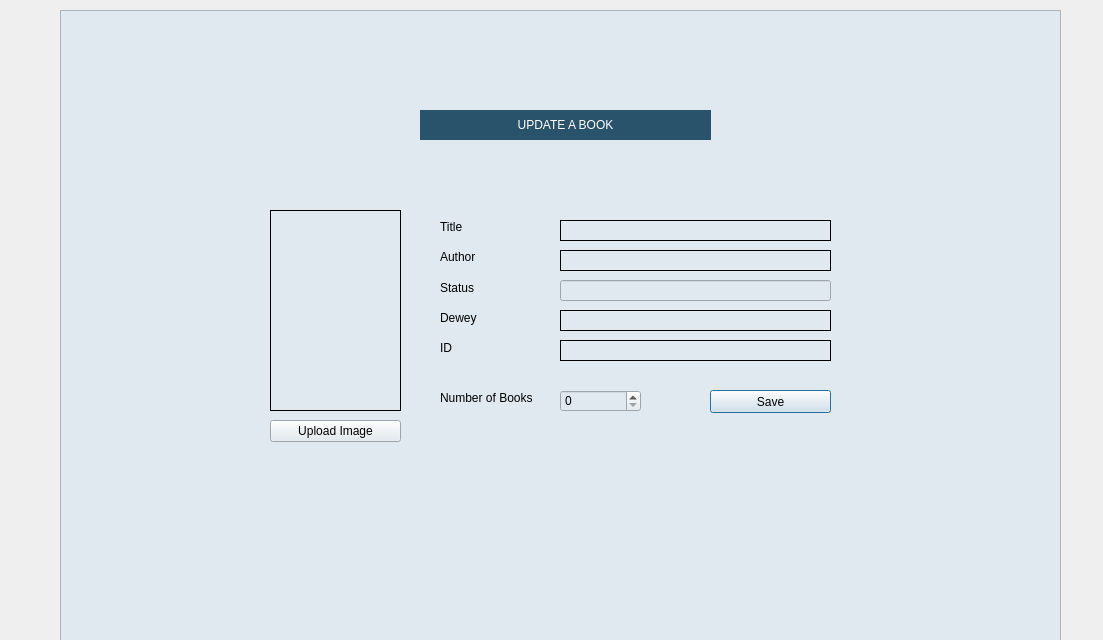
Above: theLIBRARY/updatebook.ui from 270122090/the_Library before the change. Below: the same form after it.
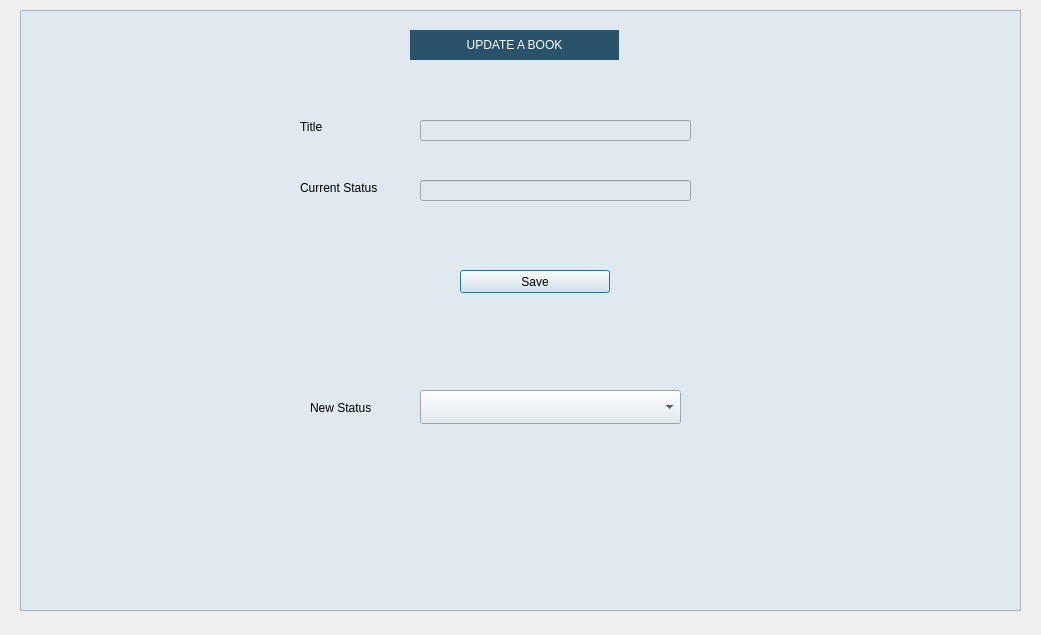
That is the form after the change.

What changed in the file:
```diff
--- a/theLIBRARY/updatebook.ui
+++ b/theLIBRARY/updatebook.ui
@@ -6,8 +6,8 @@
    <rect>
     <x>0</x>
     <y>0</y>
-    <width>1103</width>
-    <height>640</height>
+    <width>1041</width>
+    <height>635</height>
    </rect>
   </property>
   <property name="windowTitle">
@@ -16,10 +16,10 @@
   <widget class="QFrame" name="frame">
    <property name="geometry">
     <rect>
-     <x>60</x>
+     <x>20</x>
      <y>10</y>
      <width>1001</width>
-     <height>641</height>
+     <height>601</height>
     </rect>
    </property>
    <property name="styleSheet">
@@ -47,220 +47,57 @@
    <widget class="QPushButton" name="btnupdatebook">
     <property name="geometry">
      <rect>
-      <x>650</x>
-      <y>380</y>
-      <width>121</width>
+      <x>440</x>
+      <y>260</y>
+      <width>150</width>
       <height>23</height>
      </rect>
     </property>
+    <property name="styleSheet">
+     <string notr="true">font: 75 9pt &quot;Yu Gothic UI&quot;;</string>
+    </property>
     <property name="text">
      <string>Save</string>
     </property>
    </widget>
-   <widget class="QLabel" name="lbl_ID">
-    <property name="geometry">
-     <rect>
-      <x>500</x>
-      <y>330</y>
-      <width>271</width>
-      <height>21</height>
-     </rect>
-    </property>
-    <property name="font">
-     <font>
-      <pointsize>12</pointsize>
-     </font>
-    </property>
-    <property name="frameShape">
-     <enum>QFrame::Panel</enum>
-    </property>
-    <property name="text">
-     <string/>
-    </property>
-   </widget>
-   <widget class="QLabel" name="lblBookTitle">
-    <property name="geometry">
-     <rect>
-      <x>500</x>
-      <y>210</y>
-      <width>271</width>
-      <height>21</height>
-     </rect>
-    </property>
-    <property name="font">
-     <font>
-      <pointsize>12</pointsize>
-     </font>
-    </property>
-    <property name="frameShape">
-     <enum>QFrame::Panel</enum>
-    </property>
-    <property name="text">
-     <string/>
-    </property>
-   </widget>
-   <widget class="QLabel" name="addbookimagebox">
-    <property name="geometry">
-     <rect>
-      <x>210</x>
-      <y>200</y>
-      <width>131</width>
-      <height>201</height>
-     </rect>
-    </property>
-    <property name="frameShape">
-     <enum>QFrame::Box</enum>
-    </property>
-    <property name="text">
-     <string/>
-    </property>
-   </widget>
-   <widget class="QLabel" name="label_2">
-    <property name="geometry">
-     <rect>
-      <x>380</x>
-      <y>240</y>
-      <width>47</width>
-      <height>14</height>
-     </rect>
-    </property>
-    <property name="text">
-     <string>Author</string>
-    </property>
-   </widget>
-   <widget class="QLabel" name="lblDewey">
-    <property name="geometry">
-     <rect>
-      <x>500</x>
-      <y>300</y>
-      <width>271</width>
-      <height>21</height>
-     </rect>
-    </property>
-    <property name="font">
-     <font>
-      <pointsize>12</pointsize>
-     </font>
-    </property>
-    <property name="frameShape">
-     <enum>QFrame::Panel</enum>
-    </property>
-    <property name="text">
-     <string/>
-    </property>
-   </widget>
-   <widget class="QSpinBox" name="spinQty">
-    <property name="geometry">
-     <rect>
-      <x>500</x>
-      <y>380</y>
-      <width>81</width>
-      <height>22</height>
-     </rect>
-    </property>
-   </widget>
    <widget class="QLabel" name="label_3">
     <property name="geometry">
      <rect>
-      <x>380</x>
-      <y>270</y>
-      <width>47</width>
+      <x>290</x>
+      <y>390</y>
+      <width>71</width>
       <height>16</height>
      </rect>
     </property>
-    <property name="text">
-     <string>Status</string>
+    <property name="styleSheet">
+     <string notr="true">font: 75 9pt &quot;Yu Gothic UI&quot;;</string>
     </property>
-   </widget>
-   <widget class="QLabel" name="label_5">
-    <property name="geometry">
-     <rect>
-      <x>380</x>
-      <y>330</y>
-      <width>47</width>
-      <height>16</height>
-     </rect>
-    </property>
     <property name="text">
-     <string>ID</string>
+     <string>New Status</string>
     </property>
    </widget>
    <widget class="QLabel" name="label">
     <property name="geometry">
      <rect>
-      <x>380</x>
-      <y>210</y>
+      <x>280</x>
+      <y>110</y>
       <width>47</width>
       <height>14</height>
      </rect>
     </property>
+    <property name="styleSheet">
+     <string notr="true">font: 75 9pt &quot;Yu Gothic UI&quot;;</string>
+    </property>
     <property name="text">
      <string>Title</string>
     </property>
    </widget>
-   <widget class="QPushButton" name="btnloadbookimage">
-    <property name="geometry">
-     <rect>
-      <x>210</x>
-      <y>410</y>
-      <width>131</width>
-      <height>22</height>
-     </rect>
-    </property>
-    <property name="text">
-     <string>Upload Image</string>
-    </property>
-   </widget>
-   <widget class="QLabel" name="lblAuthor">
-    <property name="geometry">
-     <rect>
-      <x>500</x>
-      <y>240</y>
-      <width>271</width>
-      <height>21</height>
-     </rect>
-    </property>
-    <property name="font">
-     <font>
-      <pointsize>12</pointsize>
-     </font>
-    </property>
-    <property name="frameShape">
-     <enum>QFrame::Panel</enum>
-    </property>
-    <property name="text">
-     <string/>
-    </property>
-   </widget>
-   <widget class="QLineEdit" name="txtaddStatus">
-    <property name="geometry">
-     <rect>
-      <x>500</x>
-      <y>270</y>
-      <width>271</width>
-      <height>21</height>
-     </rect>
-    </property>
-   </widget>
-   <widget class="QLabel" name="label_4">
-    <property name="geometry">
-     <rect>
-      <x>380</x>
-      <y>300</y>
-      <width>47</width>
-      <height>16</height>
-     </rect>
-    </property>
-    <property name="text">
-     <string>Dewey</string>
-    </property>
-   </widget>
    <widget class="QLabel" name="LibraryTitle_3">
     <property name="geometry">
      <rect>
-      <x>360</x>
-      <y>100</y>
-      <width>291</width>
+      <x>390</x>
+      <y>20</y>
+      <width>209</width>
       <height>30</height>
      </rect>
     </property>
@@ -282,17 +119,50 @@
      <set>Qt::AlignCenter</set>
     </property>
    </widget>
-   <widget class="QLabel" name="label_6">
+   <widget class="QLineEdit" name="uBookTitle">
     <property name="geometry">
      <rect>
-      <x>380</x>
+      <x>400</x>
+      <y>110</y>
+      <width>271</width>
+      <height>21</height>
+     </rect>
+    </property>
+   </widget>
+   <widget class="QComboBox" name="updatecombo">
+    <property name="geometry">
+     <rect>
+      <x>400</x>
       <y>380</y>
-      <width>101</width>
+      <width>261</width>
+      <height>34</height>
+     </rect>
+    </property>
+   </widget>
+   <widget class="QLineEdit" name="currentstatus">
+    <property name="geometry">
+     <rect>
+      <x>400</x>
+      <y>170</y>
+      <width>271</width>
+      <height>21</height>
+     </rect>
+    </property>
+   </widget>
+   <widget class="QLabel" name="label_4">
+    <property name="geometry">
+     <rect>
+      <x>280</x>
+      <y>170</y>
+      <width>91</width>
       <height>16</height>
      </rect>
     </property>
+    <property name="styleSheet">
+     <string notr="true">font: 75 9pt &quot;Yu Gothic UI&quot;;</string>
+    </property>
     <property name="text">
-     <string>Number of Books</string>
+     <string>Current Status</string>
     </property>
    </widget>
   </widget>
```
Left out of the diff: 13 changed lines with no effect on the pictures.
